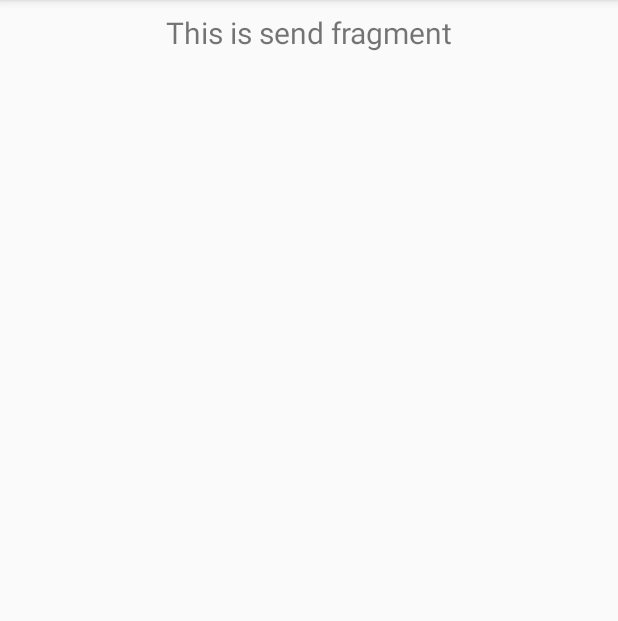
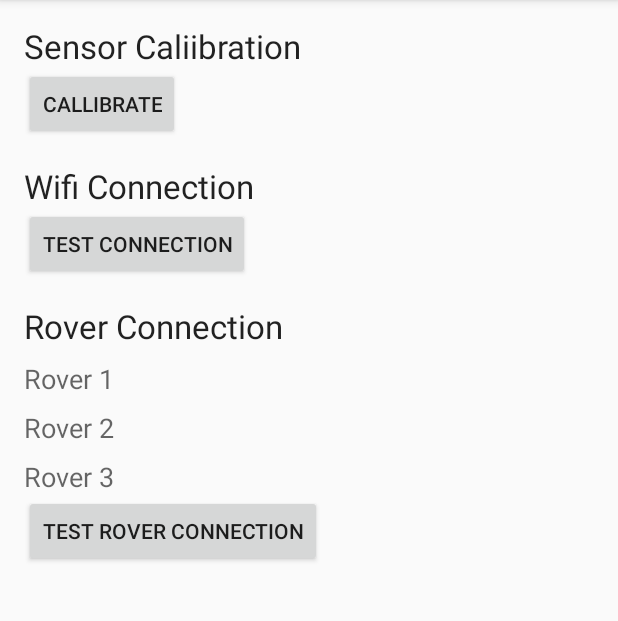
Before and after one commit to rperez0212/Rescue6, an Android app: the fragment SettingsFragment shown on its own in the app's theme, on a phone screen of 412 x 824 dp, the part 84-705 px from its top. Run offline under Robolectric (Android 15) with nearby library versions, the phone set to English and light mode, and no system bars.

Commit message:
Settings screen

```diff
--- a/app/src/main/java/com/example/rescue6/HomeActivity.java
+++ b/app/src/main/java/com/example/rescue6/HomeActivity.java
@@ -33,6 +33,8 @@ public class HomeActivity extends AppCompatActivity implements NewMissionDialogF
         setContentView(R.layout.activity_home);
         Toolbar toolbar = findViewById(R.id.toolbar);
         setSupportActionBar(toolbar);
+
+        // An action button for the activity which points to the main pusrpose of the app. Bottom right corner.
         FloatingActionButton fab = findViewById(R.id.fab);
         fab.setOnClickListener(new View.OnClickListener() {
             @Override
@@ -46,7 +48,7 @@ public class HomeActivity extends AppCompatActivity implements NewMissionDialogF
         // menu should be considered as top level destinations.
         mAppBarConfiguration = new AppBarConfiguration.Builder(
                 R.id.nav_home, R.id.nav_gallery, R.id.nav_slideshow,
-                R.id.nav_tools, R.id.nav_share, R.id.nav_send)
+                R.id.nav_tools, R.id.nav_share, R.id.nav_settings)
                 .setDrawerLayout(drawer)
                 .build();
         NavController navController = Navigation.findNavController(this, R.id.nav_host_fragment);
--- a/app/src/main/java/com/example/rescue6/ui/send/SendFragment.java
+++ b/app/src/main/java/com/example/rescue6/ui/send/SettingsFragment.java
@@ -14,22 +14,16 @@ import androidx.lifecycle.ViewModelProviders;
 
 import com.example.rescue6.R;
 
-public class SendFragment extends Fragment {
+public class SettingsFragment extends Fragment {
 
-    private SendViewModel sendViewModel;
+    private SettingsViewModel settingsViewModel;
 
     public View onCreateView(@NonNull LayoutInflater inflater,
                              ViewGroup container, Bundle savedInstanceState) {
-        sendViewModel =
-                ViewModelProviders.of(this).get(SendViewModel.class);
-        View root = inflater.inflate(R.layout.fragment_send, container, false);
-        final TextView textView = root.findViewById(R.id.text_send);
-        sendViewModel.getText().observe(this, new Observer<String>() {
-            @Override
-            public void onChanged(@Nullable String s) {
-                textView.setText(s);
-            }
-        });
+        settingsViewModel =
+                ViewModelProviders.of(this).get(SettingsViewModel.class);
+        View root = inflater.inflate(R.layout.fragment_settings, container, false);
+
         return root;
     }
 }
--- a/app/src/main/java/com/example/rescue6/ui/send/SendViewModel.java
+++ b/app/src/main/java/com/example/rescue6/ui/send/SettingsViewModel.java
@@ -4,11 +4,11 @@ import androidx.lifecycle.LiveData;
 import androidx.lifecycle.MutableLiveData;
 import androidx.lifecycle.ViewModel;
 
-public class SendViewModel extends ViewModel {
+public class SettingsViewModel extends ViewModel {
 
     private MutableLiveData<String> mText;
 
-    public SendViewModel() {
+    public SettingsViewModel() {
         mText = new MutableLiveData<>();
         mText.setValue("This is send fragment");
     }
--- a/app/src/main/res/layout/fragment_new_mission_dialog.xml
+++ b/app/src/main/res/layout/fragment_new_mission_dialog.xml
@@ -37,6 +37,7 @@
         app:layout_constraintStart_toStartOf="parent"
         app:layout_constraintTop_toTopOf="parent" />
 
+    <!-- Change the max attribute to maximum duration(minutes) that the rovers should take to find the objects -->
     <androidx.appcompat.widget.AppCompatSeekBar
         android:id="@+id/durationSB"
         android:layout_width="match_parent"
@@ -45,6 +46,7 @@
         android:progress="15"
         app:layout_constraintTop_toBottomOf="@id/label2" />
 
+    <!-- Change the max attribute to maximum number of objects that can be find by the rover -->
     <androidx.appcompat.widget.AppCompatSeekBar
         android:id="@+id/objectSB"
         android:layout_width="match_parent"
--- a/app/src/main/res/layout/fragment_send.xml
+++ /dev/null
@@ -1,19 +0,0 @@
-<?xml version="1.0" encoding="utf-8"?>
-<androidx.constraintlayout.widget.ConstraintLayout xmlns:android="http://schemas.android.com/apk/res/android"
-    xmlns:app="http://schemas.android.com/apk/res-auto"
-    android:layout_width="match_parent"
-    android:layout_height="match_parent">
-
-    <TextView
-        android:id="@+id/text_send"
-        android:layout_width="match_parent"
-        android:layout_height="wrap_content"
-        android:layout_marginStart="8dp"
-        android:layout_marginTop="8dp"
-        android:layout_marginEnd="8dp"
-        android:textAlignment="center"
-        android:textSize="20sp"
-        app:layout_constraintEnd_toEndOf="parent"
-        app:layout_constraintStart_toStartOf="parent"
-        app:layout_constraintTop_toTopOf="parent" />
-</androidx.constraintlayout.widget.ConstraintLayout>
--- /dev/null
+++ b/app/src/main/res/layout/fragment_settings.xml
@@ -0,0 +1,90 @@
+<?xml version="1.0" encoding="utf-8"?>
+<androidx.constraintlayout.widget.ConstraintLayout xmlns:android="http://schemas.android.com/apk/res/android"
+    xmlns:app="http://schemas.android.com/apk/res-auto"
+    android:layout_width="match_parent"
+    android:padding="16dp"
+    android:layout_height="match_parent">
+
+    <TextView
+        android:id="@+id/label1"
+        android:layout_width="wrap_content"
+        android:layout_height="wrap_content"
+        style="@style/TextAppearance.AppCompat.Large"
+        android:text="Sensor Caliibration"
+        app:layout_constraintStart_toStartOf="parent"
+        app:layout_constraintTop_toTopOf="parent" />
+
+    <Button android:id="@+id/callibrate"
+        android:layout_width="wrap_content"
+        android:layout_height="wrap_content"
+        android:text="Callibrate"
+        app:layout_constraintStart_toStartOf="parent"
+        app:layout_constraintTop_toBottomOf="@id/label1"/>
+
+    <TextView
+        android:id="@+id/label2"
+        android:layout_width="wrap_content"
+        android:layout_height="wrap_content"
+        style="@style/TextAppearance.AppCompat.Large"
+        android:text="Wifi Connection"
+        android:layout_marginTop="16dp"
+        app:layout_constraintStart_toStartOf="parent"
+        app:layout_constraintTop_toBottomOf="@id/callibrate" />
+
+    <Button android:id="@+id/connection"
+        android:layout_width="wrap_content"
+        android:layout_height="wrap_content"
+        android:text="Test Connection"
+        app:layout_constraintStart_toStartOf="parent"
+        app:layout_constraintTop_toBottomOf="@id/label2"/>
+
+
+    <TextView
+        android:id="@+id/label3"
+        android:layout_width="wrap_content"
+        android:layout_height="wrap_content"
+        style="@style/TextAppearance.AppCompat.Large"
+        android:text="Rover Connection"
+        android:layout_marginTop="16dp"
+        app:layout_constraintStart_toStartOf="parent"
+        app:layout_constraintTop_toBottomOf="@id/connection" />
+
+    <TextView
+        android:id="@+id/rover1"
+        android:layout_width="wrap_content"
+        android:layout_height="wrap_content"
+        style="@style/TextAppearance.AppCompat.Medium"
+        android:text="Rover 1"
+        android:layout_marginTop="8dp"
+        app:layout_constraintStart_toStartOf="parent"
+        app:layout_constraintTop_toBottomOf="@id/label3" />
+
+    <TextView
+        android:id="@+id/rover2"
+        android:layout_width="wrap_content"
+        android:layout_height="wrap_content"
+        style="@style/TextAppearance.AppCompat.Medium"
+        android:text="Rover 2"
+        android:layout_marginTop="8dp"
+        app:layout_constraintStart_toStartOf="parent"
+        app:layout_constraintTop_toBottomOf="@id/rover1" />
+
+    <TextView
+        android:id="@+id/rover3"
+        android:layout_width="wrap_content"
+        android:layout_height="wrap_content"
+        style="@style/TextAppearance.AppCompat.Medium"
+        android:text="Rover 3"
+        android:layout_marginTop="8dp"
+        app:layout_constraintStart_toStartOf="parent"
+        app:layout_constraintTop_toBottomOf="@id/rover2" />
+
+    <Button android:id="@+id/roverConnection"
+        android:layout_width="wrap_content"
+        android:layout_height="wrap_content"
+        android:text="Test Rover Connection"
+        app:layout_constraintStart_toStartOf="parent"
+        app:layout_constraintTop_toBottomOf="@id/rover3"/>
+
+
+</androidx.constraintlayout.widget.ConstraintLayout>
--- a/app/src/main/res/navigation/mobile_navigation.xml
+++ b/app/src/main/res/navigation/mobile_navigation.xml
@@ -36,8 +36,8 @@
         tools:layout="@layout/fragment_share" />
 
     <fragment
-        android:id="@+id/nav_send"
-        android:name="com.example.rescue6.ui.send.SendFragment"
-        android:label="@string/menu_send"
-        tools:layout="@layout/fragment_send" />
+        android:id="@+id/nav_settings"
+        android:name="com.example.rescue6.ui.send.SettingsFragment"
+        android:label="@string/menu_settings"
+        tools:layout="@layout/fragment_settings" />
 </navigation>
--- a/app/src/main/res/values/strings.xml
+++ b/app/src/main/res/values/strings.xml
@@ -19,7 +19,7 @@
     <string name="menu_share">Share</string>
     <string name="menu_send">Send</string>
     <string name="menu_navigation_menu">Navigation Menu</string>
-    <string name="menu_settings">Settings</string>
+    <string name="menu_settings">Rover Connectivity</string>
 
     <!-- TODO: Remove or change this placeholder text -->
     <string name="hello_blank_fragment">Hello blank fragment</string>
```
